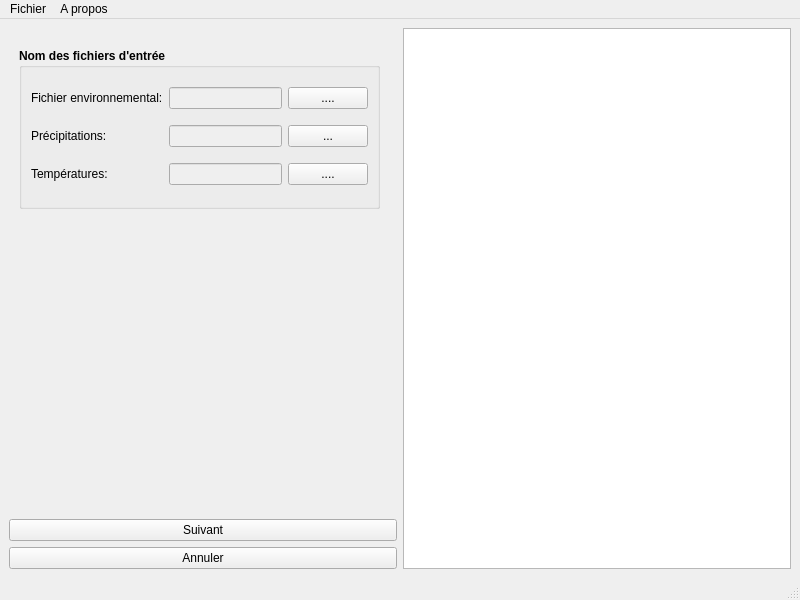
Old version of the form mainwindow.ui in the repository TeamSaGeo/MalariaModel.
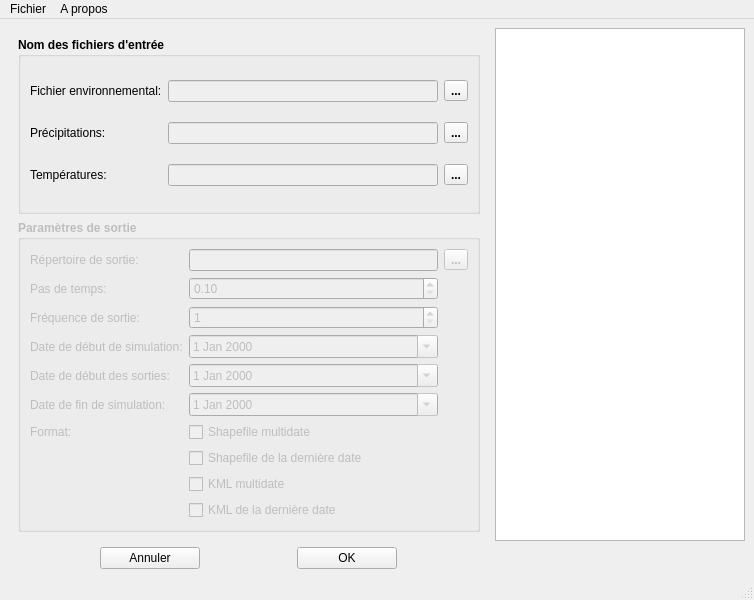
New version of the form.

Commit message: make input and output fields in same page

```diff
--- a/mainwindow.ui
+++ b/mainwindow.ui
@@ -6,43 +6,42 @@
    <rect>
     <x>0</x>
     <y>0</y>
-    <width>800</width>
+    <width>704</width>
     <height>600</height>
    </rect>
   </property>
+  <property name="sizePolicy">
+   <sizepolicy hsizetype="Expanding" vsizetype="Expanding">
+    <horstretch>0</horstretch>
+    <verstretch>0</verstretch>
+   </sizepolicy>
+  </property>
   <property name="windowTitle">
    <string>MainWindow</string>
   </property>
   <widget class="QWidget" name="centralwidget">
    <layout class="QGridLayout" name="gridLayout_4">
-    <property name="sizeConstraint">
-     <enum>QLayout::SetDefaultConstraint</enum>
-    </property>
-    <item row="3" column="0">
-     <widget class="QPushButton" name="pushButton_2">
-      <property name="text">
-       <string>Annuler</string>
-      </property>
-     </widget>
-    </item>
-    <item row="0" column="1" rowspan="4">
-     <widget class="QTextEdit" name="textEdit"/>
-    </item>
-    <item row="0" column="0" rowspan="2">
+    <item row="0" column="0">
      <widget class="QStackedWidget" name="stackedWidget">
+      <property name="sizePolicy">
+       <sizepolicy hsizetype="Expanding" vsizetype="Expanding">
+        <horstretch>0</horstretch>
+        <verstretch>0</verstretch>
+       </sizepolicy>
+      </property>
+      <property name="minimumSize">
+       <size>
+        <width>480</width>
+        <height>0</height>
+       </size>
+      </property>
       <property name="currentIndex">
        <number>0</number>
       </property>
       <widget class="QWidget" name="page_1">
+       <layout class="QGridLayout" name="gridLayout_3">
+        <item row="0" column="0">
        <widget class="QGroupBox" name="groupBoxInputParam">
-        <property name="geometry">
-         <rect>
-          <x>10</x>
-          <y>20</y>
-          <width>361</width>
-          <height>161</height>
-         </rect>
-        </property>
         <property name="font">
          <font>
           <bold>true</bold>
@@ -52,18 +51,6 @@
          <string>Nom des fichiers d'entrée</string>
         </property>
         <layout class="QGridLayout" name="gridLayout_2">
-         <item row="1" column="1">
-          <widget class="QLabel" name="label_parcelFileName">
-           <property name="font">
-            <font>
-             <bold>false</bold>
-            </font>
-           </property>
-           <property name="text">
-            <string>Fichier environnemental:</string>
-           </property>
-          </widget>
-         </item>
          <item row="1" column="3">
           <widget class="QLineEdit" name="parcelFileName">
            <property name="enabled">
@@ -76,6 +63,30 @@
            </property>
           </widget>
          </item>
+           <item row="1" column="1">
+            <widget class="QLabel" name="label_parcelFileName">
+             <property name="font">
+              <font>
+               <bold>false</bold>
+              </font>
+             </property>
+             <property name="text">
+              <string>Fichier environnemental:</string>
+             </property>
+            </widget>
+           </item>
+           <item row="2" column="3">
+            <widget class="QLineEdit" name="rainFileName">
+             <property name="enabled">
+              <bool>false</bool>
+             </property>
+             <property name="font">
+              <font>
+               <bold>false</bold>
+              </font>
+             </property>
+            </widget>
+           </item>
          <item row="3" column="3">
           <widget class="QLineEdit" name="tempFileName">
            <property name="enabled">
@@ -88,15 +99,10 @@
            </property>
           </widget>
          </item>
-         <item row="2" column="1">
-          <widget class="QLabel" name="label_rainFileName">
-           <property name="font">
-            <font>
-             <bold>false</bold>
-            </font>
-           </property>
+           <item row="1" column="4">
+            <widget class="QToolButton" name="btn_parcelFileName">
            <property name="text">
-            <string>Précipitations:</string>
+              <string>...</string>
            </property>
           </widget>
          </item>
@@ -112,72 +118,39 @@
            </property>
           </widget>
          </item>
-         <item row="2" column="3">
-          <widget class="QLineEdit" name="rainFileName">
-           <property name="enabled">
-            <bool>false</bool>
-           </property>
-           <property name="font">
-            <font>
-             <bold>false</bold>
-            </font>
-           </property>
-          </widget>
-         </item>
-         <item row="1" column="4">
-          <widget class="QPushButton" name="pushButton_parcelFileName">
-           <property name="font">
-            <font>
-             <bold>false</bold>
-            </font>
-           </property>
-           <property name="text">
-            <string>....</string>
-           </property>
-          </widget>
-         </item>
          <item row="2" column="4">
-          <widget class="QPushButton" name="pushButton_rainFileName">
+            <widget class="QToolButton" name="btn_rainFileName">
+             <property name="text">
+              <string>...</string>
+             </property>
+            </widget>
+           </item>
+           <item row="2" column="1">
+            <widget class="QLabel" name="label_rainFileName">
            <property name="font">
             <font>
              <bold>false</bold>
             </font>
            </property>
            <property name="text">
-            <string>...</string>
+              <string>Précipitations:</string>
            </property>
           </widget>
          </item>
          <item row="3" column="4">
-          <widget class="QPushButton" name="pushButton_tempFileName">
-           <property name="font">
-            <font>
-             <bold>false</bold>
-            </font>
-           </property>
+            <widget class="QToolButton" name="btn_tempFileName">
            <property name="text">
-            <string>....</string>
+              <string>...</string>
            </property>
           </widget>
          </item>
         </layout>
        </widget>
-      </widget>
-      <widget class="QWidget" name="page_2">
+        </item>
+        <item row="1" column="0">
        <widget class="QGroupBox" name="groupBoxOutputParam">
-        <property name="geometry">
-         <rect>
-          <x>10</x>
-          <y>10</y>
-          <width>371</width>
-          <height>461</height>
-         </rect>
-        </property>
-        <property name="sizePolicy">
-         <sizepolicy hsizetype="Preferred" vsizetype="Preferred">
-          <horstretch>0</horstretch>
-          <verstretch>0</verstretch>
-         </sizepolicy>
+          <property name="enabled">
+           <bool>false</bool>
         </property>
         <property name="font">
          <font>
@@ -187,16 +160,40 @@
         <property name="title">
          <string>Paramètres de sortie</string>
         </property>
-        <layout class="QGridLayout" name="gridLayout">
-         <item row="5" column="0">
-          <widget class="QLabel" name="label_bdate_output">
+          <layout class="QGridLayout" name="gridLayout_6">
+           <item row="0" column="0">
+            <widget class="QLabel" name="label_pathOutput">
            <property name="font">
             <font>
              <bold>false</bold>
             </font>
            </property>
            <property name="text">
-            <string>Date de début des sorties:</string>
+              <string>Répertoire de sortie:</string>
+             </property>
+            </widget>
+           </item>
+           <item row="0" column="1">
+            <widget class="QLineEdit" name="pathOutput">
+             <property name="enabled">
+              <bool>false</bool>
+             </property>
+             <property name="font">
+              <font>
+               <bold>false</bold>
+              </font>
+             </property>
+            </widget>
+           </item>
+           <item row="1" column="0">
+            <widget class="QLabel" name="label_DT">
+             <property name="font">
+              <font>
+               <bold>false</bold>
+              </font>
+             </property>
+             <property name="text">
+              <string>Pas de temps:</string>
            </property>
           </widget>
          </item>
@@ -215,37 +212,19 @@
            </property>
           </widget>
          </item>
-         <item row="5" column="1">
-          <widget class="QDateEdit" name="bdate_output">
-           <property name="enabled">
-            <bool>true</bool>
-           </property>
+           <item row="2" column="0">
+            <widget class="QLabel" name="label_FREQUENCE_DISPLAY">
            <property name="font">
             <font>
              <bold>false</bold>
             </font>
            </property>
-           <property name="calendarPopup">
-            <bool>true</bool>
+             <property name="text">
+              <string>Fréquence de sortie:</string>
            </property>
           </widget>
          </item>
-         <item row="6" column="1">
-          <widget class="QDateEdit" name="edate">
-           <property name="enabled">
-            <bool>true</bool>
-           </property>
-           <property name="font">
-            <font>
-             <bold>false</bold>
-            </font>
-           </property>
-           <property name="calendarPopup">
-            <bool>true</bool>
-           </property>
-          </widget>
-         </item>
-         <item row="3" column="1">
+           <item row="2" column="1">
           <widget class="QSpinBox" name="FREQUENCE_DISPLAY">
            <property name="font">
             <font>
@@ -257,22 +236,22 @@
            </property>
           </widget>
          </item>
-         <item row="0" column="1">
-          <widget class="QLineEdit" name="pathOutput">
-           <property name="enabled">
-            <bool>false</bool>
-           </property>
+           <item row="3" column="0">
+            <widget class="QLabel" name="label_bdate">
            <property name="font">
             <font>
              <bold>false</bold>
             </font>
            </property>
-          </widget>
-         </item>
-         <item row="4" column="1">
+             <property name="text">
+              <string>Date de début de simulation:</string>
+             </property>
+            </widget>
+           </item>
+           <item row="3" column="1">
           <widget class="QDateEdit" name="bdate">
            <property name="enabled">
-            <bool>true</bool>
+              <bool>false</bool>
            </property>
            <property name="font">
             <font>
@@ -291,91 +270,34 @@
            </property>
           </widget>
          </item>
-         <item row="7" column="1">
-          <widget class="QCheckBox" name="outputSHPAllDates">
-           <property name="font">
-            <font>
-             <bold>false</bold>
-            </font>
-           </property>
-           <property name="text">
-            <string>Shapefile multidate</string>
-           </property>
-          </widget>
-         </item>
          <item row="4" column="0">
-          <widget class="QLabel" name="label_bdate">
+            <widget class="QLabel" name="label_bdate_output">
            <property name="font">
             <font>
              <bold>false</bold>
             </font>
            </property>
            <property name="text">
-            <string>Date de début de simulation:</string>
+              <string>Date de début des sorties:</string>
            </property>
           </widget>
          </item>
-         <item row="3" column="0">
-          <widget class="QLabel" name="label_FREQUENCE_DISPLAY">
-           <property name="font">
-            <font>
-             <bold>false</bold>
-            </font>
-           </property>
-           <property name="text">
-            <string>Fréquence de sortie:</string>
-           </property>
-          </widget>
-         </item>
-         <item row="9" column="1">
-          <widget class="QCheckBox" name="outputKMLAllDates">
+           <item row="4" column="1">
+            <widget class="QDateEdit" name="bdate_output">
+             <property name="enabled">
+              <bool>false</bool>
+             </property>
            <property name="font">
             <font>
              <bold>false</bold>
             </font>
            </property>
-           <property name="text">
-            <string>KML multidate</string>
+             <property name="calendarPopup">
+              <bool>true</bool>
            </property>
           </widget>
          </item>
-         <item row="1" column="0">
-          <widget class="QLabel" name="label_DT">
-           <property name="font">
-            <font>
-             <bold>false</bold>
-            </font>
-           </property>
-           <property name="text">
-            <string>Pas de temps:</string>
-           </property>
-          </widget>
-         </item>
-         <item row="7" column="0">
-          <widget class="QLabel" name="label_output_format">
-           <property name="font">
-            <font>
-             <bold>false</bold>
-            </font>
-           </property>
-           <property name="text">
-            <string>Format:</string>
-           </property>
-          </widget>
-         </item>
-         <item row="0" column="0">
-          <widget class="QLabel" name="label_pathOutput">
-           <property name="font">
-            <font>
-             <bold>false</bold>
-            </font>
-           </property>
-           <property name="text">
-            <string>Répertoire de sortie:</string>
-           </property>
-          </widget>
-         </item>
-         <item row="6" column="0">
+           <item row="5" column="0">
           <widget class="QLabel" name="label_edate">
            <property name="font">
             <font>
@@ -387,19 +309,46 @@
            </property>
           </widget>
          </item>
-         <item row="0" column="2">
-          <widget class="QPushButton" name="pushButton_pathOutput">
+           <item row="5" column="1">
+            <widget class="QDateEdit" name="edate">
+             <property name="enabled">
+              <bool>false</bool>
+             </property>
            <property name="font">
             <font>
              <bold>false</bold>
             </font>
            </property>
+             <property name="calendarPopup">
+              <bool>true</bool>
+             </property>
+            </widget>
+           </item>
+           <item row="6" column="0">
+            <widget class="QLabel" name="label_output_format">
+             <property name="font">
+              <font>
+               <bold>false</bold>
+              </font>
+             </property>
            <property name="text">
-            <string>...</string>
+              <string>Format:</string>
            </property>
           </widget>
          </item>
-         <item row="8" column="1" colspan="2">
+           <item row="6" column="1">
+            <widget class="QCheckBox" name="outputSHPAllDates">
+             <property name="font">
+              <font>
+               <bold>false</bold>
+              </font>
+             </property>
+             <property name="text">
+              <string>Shapefile multidate</string>
+             </property>
+            </widget>
+           </item>
+           <item row="7" column="1" colspan="2">
           <widget class="QCheckBox" name="outputSHPLastDate">
            <property name="font">
             <font>
@@ -411,7 +360,19 @@
            </property>
           </widget>
          </item>
-         <item row="11" column="1" colspan="2">
+           <item row="8" column="1">
+            <widget class="QCheckBox" name="outputKMLAllDates">
+             <property name="font">
+              <font>
+               <bold>false</bold>
+              </font>
+             </property>
+             <property name="text">
+              <string>KML multidate</string>
+             </property>
+            </widget>
+           </item>
+           <item row="9" column="1" colspan="2">
           <widget class="QCheckBox" name="outputKMLLastDate">
            <property name="font">
             <font>
@@ -423,15 +384,75 @@
            </property>
           </widget>
          </item>
-        </layout>
-       </widget>
+           <item row="0" column="2">
+            <widget class="QToolButton" name="btn_pathOutput">
+             <property name="text">
+              <string>...</string>
+             </property>
+            </widget>
+           </item>
+          </layout>
+         </widget>
+        </item>
+       </layout>
       </widget>
-     </widget>
+      <widget class="QWidget" name="page_2">
+       <layout class="QGridLayout" name="gridLayout_5"/>
+      </widget>
+     </widget>
     </item>
-    <item row="2" column="0">
-     <widget class="QPushButton" name="pushButton_run">
+    <item row="1" column="0">
+     <layout class="QHBoxLayout" name="horizontalLayout_3" stretch="0,0">
+      <property name="sizeConstraint">
+       <enum>QLayout::SetDefaultConstraint</enum>
+      </property>
+      <item>
+       <widget class="QPushButton" name="btn_back">
+        <property name="maximumSize">
+         <size>
+          <width>100</width>
+          <height>16777215</height>
+         </size>
+        </property>
       <property name="text">
-       <string>Suivant</string>
+         <string>Annuler</string>
+        </property>
+       </widget>
+      </item>
+      <item>
+       <widget class="QPushButton" name="btn_next">
+        <property name="maximumSize">
+         <size>
+          <width>100</width>
+          <height>16777215</height>
+         </size>
+        </property>
+        <property name="text">
+         <string>OK</string>
+        </property>
+       </widget>
+      </item>
+     </layout>
+    </item>
+    <item row="0" column="1">
+     <widget class="QTextEdit" name="textEdit">
+      <property name="sizePolicy">
+       <sizepolicy hsizetype="Preferred" vsizetype="Preferred">
+        <horstretch>0</horstretch>
+        <verstretch>0</verstretch>
+       </sizepolicy>
+      </property>
+      <property name="minimumSize">
+       <size>
+        <width>250</width>
+        <height>0</height>
+       </size>
+      </property>
+      <property name="maximumSize">
+       <size>
+        <width>300</width>
+        <height>530</height>
+       </size>
       </property>
      </widget>
     </item>
@@ -442,7 +463,7 @@
     <rect>
      <x>0</x>
      <y>0</y>
-     <width>800</width>
+     <width>704</width>
      <height>22</height>
     </rect>
    </property>
```
Lines whose indentation alone changed are shown as unchanged. The commit also changes 6 other files.
